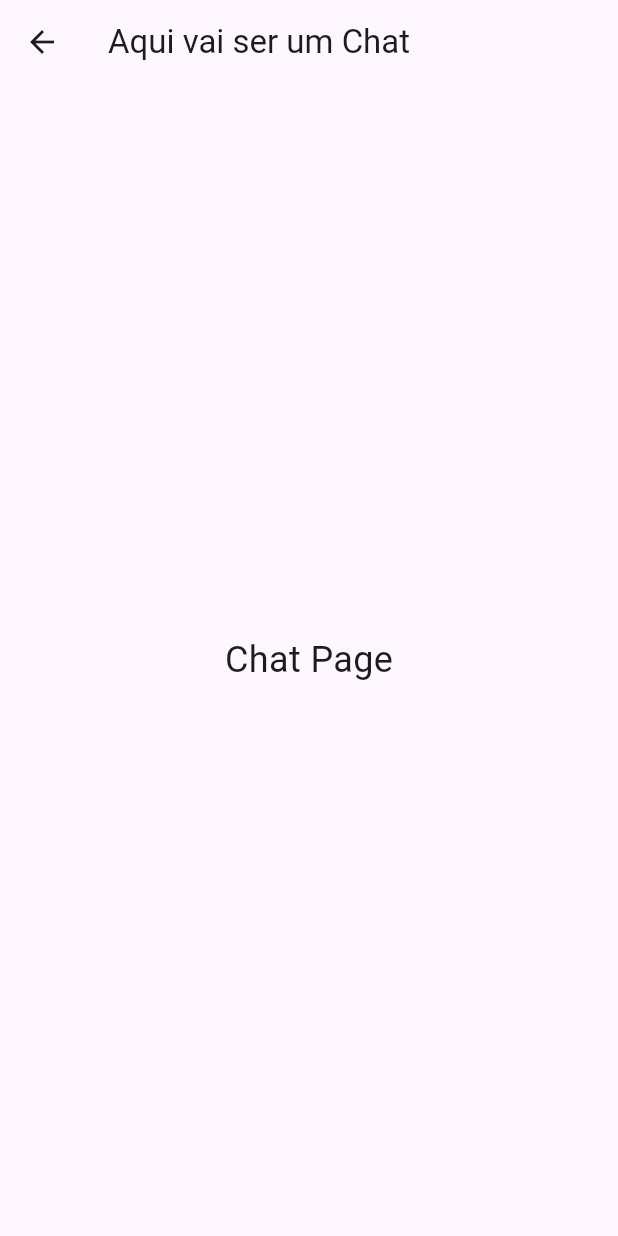
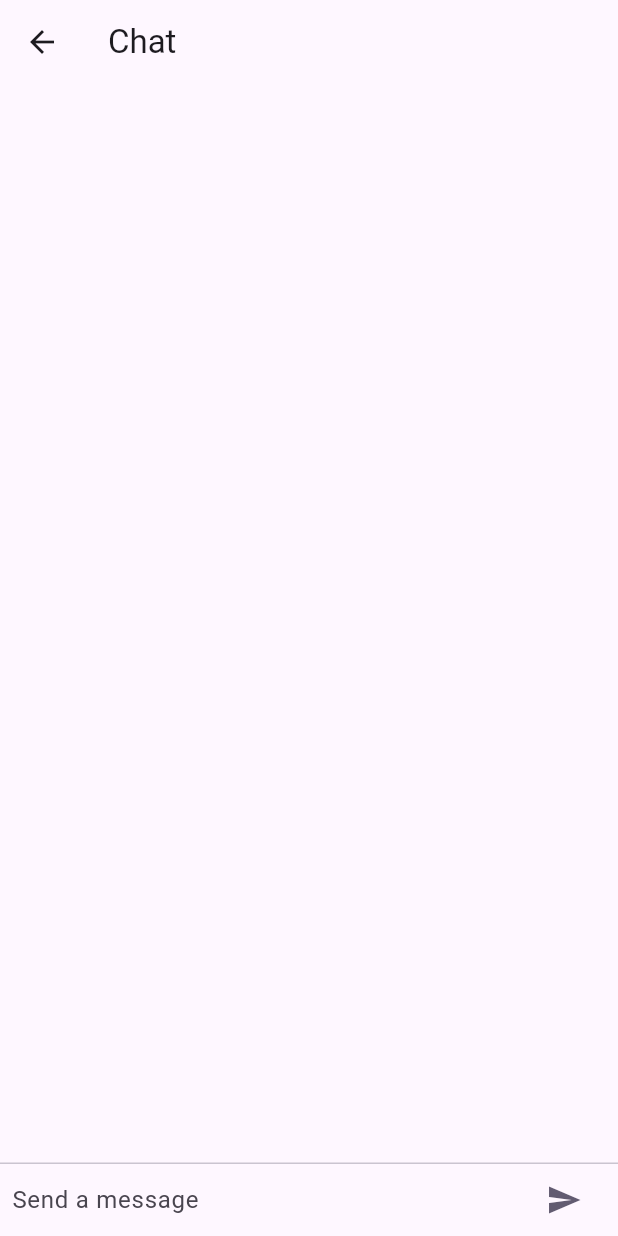
Before and after one commit to Clodomilson/App_RockInRio, a Flutter app: the screen it shows after launch, item 2 of the bottom bar chosen, on a phone screen of 412 x 824 dp. Run offline on Flutter 3.47's test engine with Material 3 defaults, Android fonts, the phone set to English and light mode, and no system bars; our stand-ins replace device_preview.

Commit message:
"UI CHAT PAGE"

```diff
--- a/flutter_rockinrio/lib/ChatPage.dart
+++ b/flutter_rockinrio/lib/ChatPage.dart
@@ -1,16 +1,106 @@
 import 'package:flutter/material.dart';
 
-class ChatPage extends StatelessWidget {
+class ChatPage extends StatefulWidget {
+  @override
+  _ChatPageState createState() => _ChatPageState();
+}
+
+class _ChatPageState extends State<ChatPage> {
+  final List<String> _messages = [];
+  final TextEditingController _controller = TextEditingController();
+
+  @override
+  void dispose() {
+    _controller.dispose();
+    super.dispose();
+  }
+
+  void _sendMessage() {
+    if (_controller.text.isNotEmpty) {
+      setState(() {
+        _messages.add(_controller.text);
+        _controller.clear();
+      });
+    }
+  }
+
+  Widget _buildMessage(String message) {
+    return Container(
+      margin: const EdgeInsets.symmetric(vertical: 10.0),
+      child: Row(
+        crossAxisAlignment: CrossAxisAlignment.start,
+        children: <Widget>[
+          Container(
+            margin: const EdgeInsets.only(right: 16.0),
+            child: CircleAvatar(child: Text('A')),
+          ),
+          Column(
+            crossAxisAlignment: CrossAxisAlignment.start,
+            children: <Widget>[
+              Text('User', style: Theme.of(context).textTheme.subtitle1),
+              Container(
+                margin: const EdgeInsets.only(top: 5.0),
+                child: Text(message),
+              ),
+            ],
+          ),
+        ],
+      ),
+    );
+  }
+
   @override
   Widget build(BuildContext context) {
     return Scaffold(
       appBar: AppBar(
-        title: Text('Aqui vai ser um Chat'),
+        title: Text('Chat'),
       ),
-      body: Center(
-        child: Text(
-          'Chat Page',
-          style: TextStyle(fontSize: 24),
+      body: Column(
+        children: <Widget>[
+          Flexible(
+            child: ListView.builder(
+              padding: const EdgeInsets.all(8.0),
+              reverse: true,
+              itemBuilder: (_, int index) => _buildMessage(_messages[index]),
+              itemCount: _messages.length,
+            ),
+          ),
+          Divider(height: 1.0),
+          Container(
+            decoration: BoxDecoration(
+              color: Theme.of(context).cardColor,
+            ),
+            child: _buildTextComposer(),
+          ),
+        ],
+      ),
+    );
+  }
+
+  Widget _buildTextComposer() {
+    return IconTheme(
+      data: IconThemeData(color: Theme.of(context).colorScheme.secondary),
+      child: Container(
+        margin: const EdgeInsets.symmetric(horizontal: 8.0),
+        child: Row(
+          children: <Widget>[
+            Flexible(
+              child: TextField(
+                controller: _controller,
+                onSubmitted: (text) => _sendMessage(),
+                decoration: InputDecoration.collapsed(
+                  hintText: 'Send a message',
+                ),
+              ),
+            ),
+            Container(
+              margin: const EdgeInsets.symmetric(horizontal: 4.0),
+              child: IconButton(
+                icon: Icon(Icons.send),
+                onPressed: _sendMessage,
+              ),
+            ),
+          ],
         ),
       ),
     );
```
